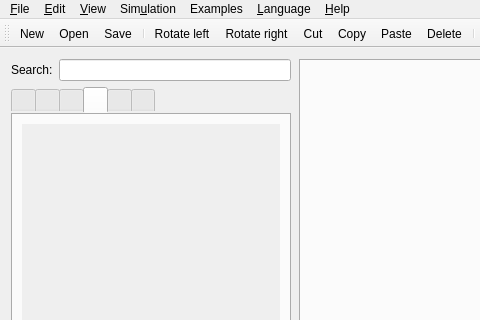
GIBIS-UNIFESP/wiRedPanda, file app/mainwindow.ui: the form before one commit; both pictures show x 0 to 480 and y 0 to 320 of the 886 by 765 pixel window.
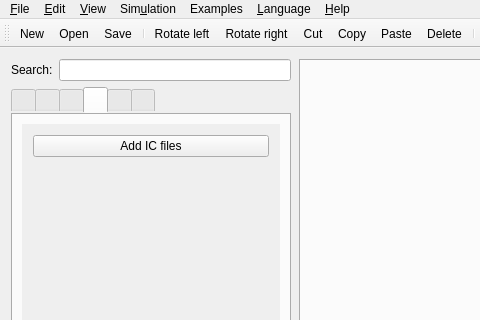
The form after the commit. The open tabs and pages were chosen to show the change. Icons and pictures are not drawn. Custom widgets are drawn as their Qt base class.

Commit message: Button to add ICs

```diff
--- a/app/mainwindow.ui
+++ b/app/mainwindow.ui
@@ -299,6 +299,13 @@
                   </rect>
                  </property>
                  <layout class="QVBoxLayout" name="verticalLayout_4">
+                  <item>
+                   <widget class="QPushButton" name="pushButtonAddIC">
+                    <property name="text">
+                     <string>Add IC files</string>
+                    </property>
+                   </widget>
+                  </item>
                   <item>
                    <spacer name="verticalSpacer_IC">
                     <property name="orientation">
```
The commit also changes 4 other files.
